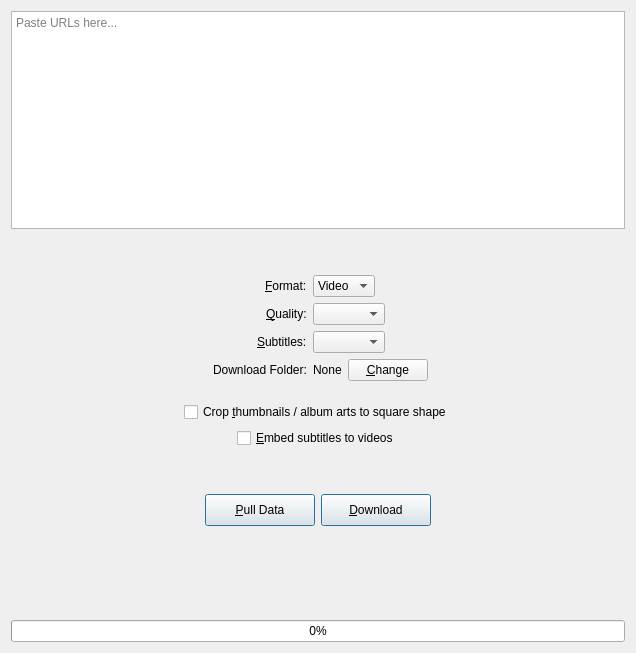
Qt form src/designer/tab.ui (markop404/media-downloader) before a commit.
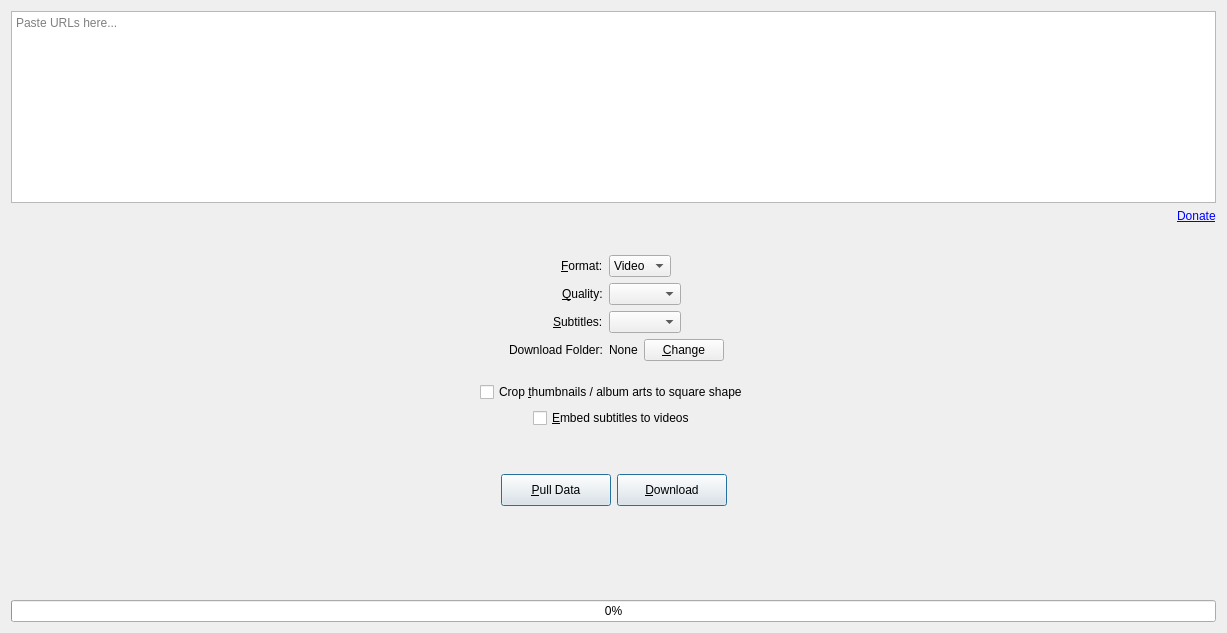
The same form after that commit. Icons and pictures are not drawn.

Diff of the .ui file:
```diff
--- a/src/designer/tab.ui
+++ b/src/designer/tab.ui
@@ -2,14 +2,6 @@
 <ui version="4.0">
  <class>Tab</class>
  <widget class="QWidget" name="Tab">
-  <property name="geometry">
-   <rect>
-    <x>0</x>
-    <y>0</y>
-    <width>636</width>
-    <height>653</height>
-   </rect>
-  </property>
   <layout class="QVBoxLayout" name="verticalLayout">
    <item>
     <widget class="QPlainTextEdit" name="plainTextEdit">
@@ -19,6 +11,8 @@
     </widget>
    </item>
    <item>
+    <layout class="QHBoxLayout" name="donationLayout">
+     <item>
     <spacer name="horizontalSpacer1">
      <property name="orientation">
       <enum>Qt::Orientation::Horizontal</enum>
@@ -32,6 +26,24 @@
     </spacer>
    </item>
    <item>
+      <widget class="QLabel" name="donationLinkLabel">
+       <property name="toolTip">
+        <string>This app is the result of countless hours of development by Marko Pejić. If it's useful to you, please consider supporting its development with a donation.&lt;br&gt;Thank you!</string>
+       </property>
+       <property name="text">
+        <string>&lt;a href=&quot;https://downloader.markopejic.com/donate&quot;&gt;Donate&lt;/a&gt;</string>
+       </property>
+       <property name="alignment">
+        <set>Qt::AlignmentFlag::AlignLeading|Qt::AlignmentFlag::AlignLeft|Qt::AlignmentFlag::AlignTop</set>
+       </property>
+       <property name="openExternalLinks">
+        <bool>true</bool>
+       </property>
+      </widget>
+     </item>
+    </layout>
+   </item>
+   <item>
     <layout class="QFormLayout" name="downloadOptionsLayout">
      <property name="fieldGrowthPolicy">
       <enum>QFormLayout::FieldGrowthPolicy::FieldsStayAtSizeHint</enum>
```
Left out of the diff: 6 changed lines with no effect on the pictures. Lines whose indentation alone changed are shown as unchanged.
